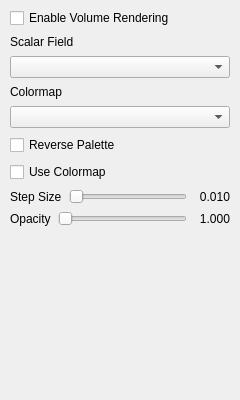
The window that src/ui/volume_page.ui (thermeng/SciRender) describes before a commit, drawn with Qt 5.
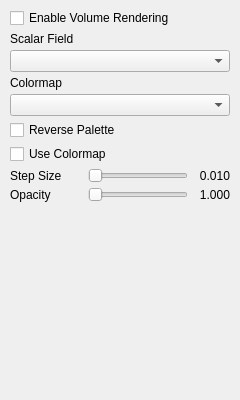
The same window after the commit.

Commit message: ui: consistent spacing

What changed in the file:
```diff
--- a/src/ui/volume_page.ui
+++ b/src/ui/volume_page.ui
@@ -12,7 +12,7 @@
   </property>
   <layout class="QVBoxLayout" name="verticalLayout">
    <property name="spacing">
-    <number>7</number>
+     <number>4</number>
    </property>
    <property name="leftMargin">
     <number>10</number>
@@ -37,7 +37,7 @@
     <widget class="QWidget" name="optionsGroup" native="true">
      <layout class="QVBoxLayout" name="optionsLayout">
       <property name="spacing">
-       <number>7</number>
+        <number>4</number>
       </property>
       <property name="leftMargin">
        <number>0</number>
@@ -87,8 +87,23 @@
       </item>
       <item>
        <layout class="QHBoxLayout" name="stepRow">
+         <property name="spacing">
+          <number>6</number>
+         </property>
         <item>
          <widget class="QLabel" name="stepLabel">
+           <property name="minimumSize">
+            <size>
+             <width>72</width>
+             <height>0</height>
+            </size>
+           </property>
+           <property name="maximumSize">
+            <size>
+             <width>72</width>
+             <height>16777215</height>
+            </size>
+           </property>
           <property name="text">
            <string>Step Size</string>
           </property>
@@ -130,8 +145,23 @@
       </item>
       <item>
        <layout class="QHBoxLayout" name="opacityRow">
+         <property name="spacing">
+          <number>6</number>
+         </property>
         <item>
          <widget class="QLabel" name="opacityLabel">
+           <property name="minimumSize">
+            <size>
+             <width>72</width>
+             <height>0</height>
+            </size>
+           </property>
+           <property name="maximumSize">
+            <size>
+             <width>72</width>
+             <height>16777215</height>
+            </size>
+           </property>
           <property name="text">
            <string>Opacity</string>
           </property>
```
Lines whose indentation alone changed are shown as unchanged. The commit also changes 9 other files.
